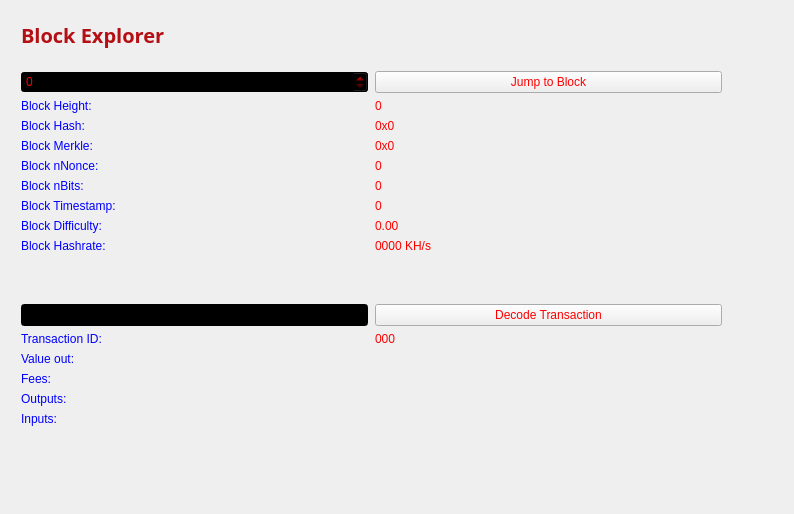
First picture: the form in src/qt/forms/blockbrowser.ui, repository 010000110101100101010100/CYTN, before the edit.
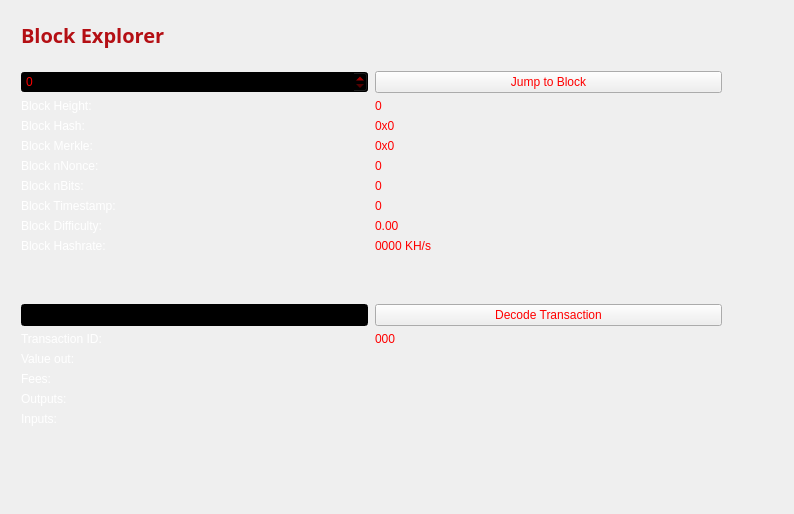
Second picture: the form after the edit.

The edit to the form file:
```diff
--- a/src/qt/forms/blockbrowser.ui
+++ b/src/qt/forms/blockbrowser.ui
@@ -140,7 +140,7 @@
        <item row="17" column="0">
         <widget class="QLabel" name="inputLabel">
          <property name="styleSheet">
-          <string notr="true">color: rgb(0, 0, 255);</string>
+          <string notr="true">color: rgb(255, 255, 255);</string>
          </property>
          <property name="text">
           <string>Inputs:</string>
@@ -163,7 +163,7 @@
        <item row="14" column="0">
         <widget class="QLabel" name="valueLabel">
          <property name="styleSheet">
-          <string notr="true">color: rgb(0, 0, 255);</string>
+          <string notr="true">color: rgb(255, 255, 255);</string>
          </property>
          <property name="text">
           <string>Value out:</string>
@@ -173,7 +173,7 @@
        <item row="13" column="0">
         <widget class="QLabel" name="txLabel">
          <property name="styleSheet">
-          <string notr="true">color: rgb(0, 0, 255);</string>
+          <string notr="true">color: rgb(255, 255, 255);</string>
          </property>
          <property name="text">
           <string>Transaction ID:</string>
@@ -226,7 +226,7 @@
        <item row="9" column="0">
         <widget class="QLabel" name="hardLabel">
          <property name="styleSheet">
-          <string notr="true">color: rgb(0, 0, 255);</string>
+          <string notr="true">color: rgb(255, 255, 255);</string>
          </property>
          <property name="text">
           <string>Block Difficulty:</string>
@@ -253,7 +253,7 @@
        <item row="3" column="0">
         <widget class="QLabel" name="heightLabel_2">
          <property name="styleSheet">
-          <string notr="true">color: rgb(0, 0, 255);</string>
+          <string notr="true">color: rgb(255, 255, 255);</string>
          </property>
          <property name="text">
           <string>Block Height:</string>
@@ -283,7 +283,7 @@
        <item row="5" column="0">
         <widget class="QLabel" name="merkleLabel">
          <property name="styleSheet">
-          <string notr="true">color: rgb(0, 0, 255);</string>
+          <string notr="true">color: rgb(255, 255, 255);</string>
          </property>
          <property name="text">
           <string>Block Merkle:</string>
@@ -293,7 +293,7 @@
        <item row="4" column="0">
         <widget class="QLabel" name="hashLabel">
          <property name="styleSheet">
-          <string notr="true">color: rgb(0, 0, 255);</string>
+          <string notr="true">color: rgb(255, 255, 255);</string>
          </property>
          <property name="text">
           <string>Block Hash:</string>
@@ -313,7 +313,7 @@
        <item row="10" column="0">
         <widget class="QLabel" name="pawLabel">
          <property name="styleSheet">
-          <string notr="true">color: rgb(0, 0, 255);</string>
+          <string notr="true">color: rgb(255, 255, 255);</string>
          </property>
          <property name="text">
           <string>Block Hashrate:</string>
@@ -333,7 +333,7 @@
        <item row="15" column="0">
         <widget class="QLabel" name="feesLabel">
          <property name="styleSheet">
-          <string notr="true">color: rgb(0, 0, 255);</string>
+          <string notr="true">color: rgb(255, 255, 255);</string>
          </property>
          <property name="text">
           <string>Fees:</string>
@@ -343,7 +343,7 @@
        <item row="7" column="0">
         <widget class="QLabel" name="bitsLabel">
          <property name="styleSheet">
-          <string notr="true">color: rgb(0, 0, 255);</string>
+          <string notr="true">color: rgb(255, 255, 255);</string>
          </property>
          <property name="text">
           <string>Block nBits:</string>
@@ -379,7 +379,7 @@
        <item row="16" column="0">
         <widget class="QLabel" name="outputLabel">
          <property name="styleSheet">
-          <string notr="true">color: rgb(0, 0, 255);</string>
+          <string notr="true">color: rgb(255, 255, 255);</string>
          </property>
          <property name="text">
           <string>Outputs:</string>
@@ -405,7 +405,7 @@
        <item row="6" column="0">
         <widget class="QLabel" name="nonceLabel">
          <property name="styleSheet">
-          <string notr="true">color: rgb(0, 0, 255);</string>
+          <string notr="true">color: rgb(255, 255, 255);</string>
          </property>
          <property name="text">
           <string>Block nNonce:</string>
@@ -425,7 +425,7 @@
        <item row="8" column="0">
         <widget class="QLabel" name="timeLabel">
          <property name="styleSheet">
-          <string notr="true">color: rgb(0, 0, 255);</string>
+          <string notr="true">color: rgb(255, 255, 255);</string>
          </property>
          <property name="text">
           <string>Block Timestamp:</string>
```
